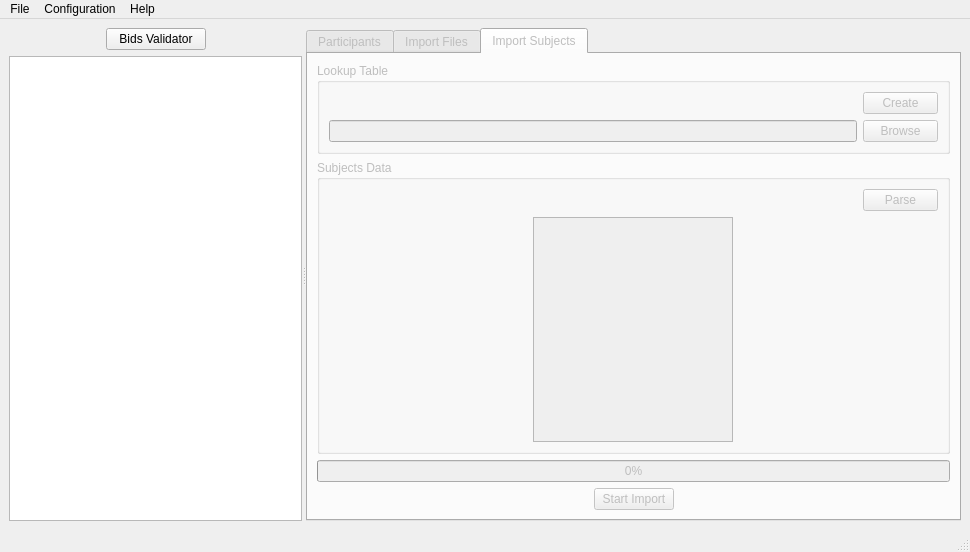
Before: the Qt Designer form bidsificator/forms/MainWindow.ui in HIP-infrastructure/Bidsificator, drawn with Qt 5.
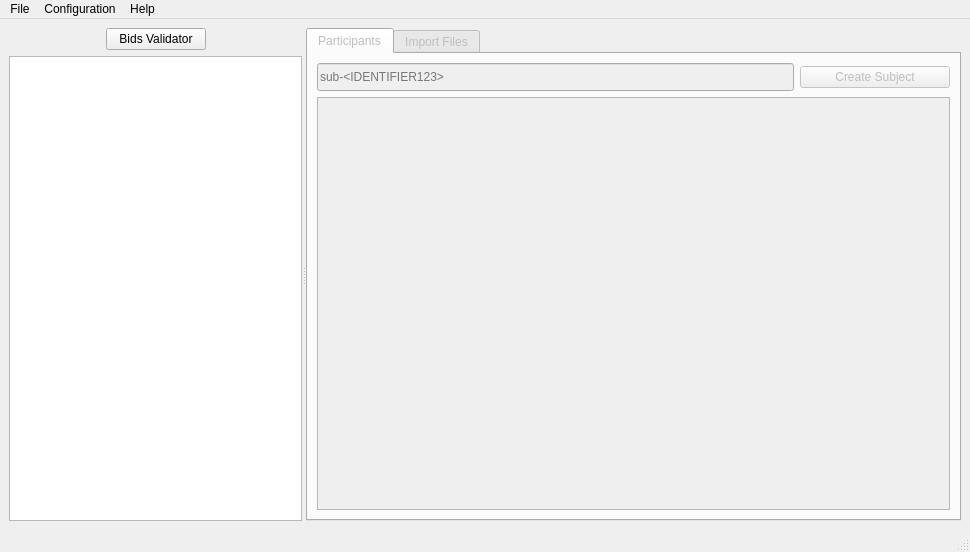
After: the same form once the commit is applied. The open tabs and pages were chosen to show the change. Custom widgets are drawn as their Qt base class.

Commit message: refactor: split Import Subjects tab into its own .ui + QWidget (9d.1) (#34)

```diff
--- a/bidsificator/forms/MainWindow.ui
+++ b/bidsificator/forms/MainWindow.ui
@@ -726,200 +726,6 @@
          </item>
         </layout>
        </widget>
-       <widget class="QWidget" name="ImportSubjectsTab">
-        <attribute name="title">
-         <string>Import Subjects</string>
-        </attribute>
-        <layout class="QGridLayout" name="gridLayout_3">
-         <item row="0" column="0">
-          <widget class="QGroupBox" name="groupBox">
-           <property name="title">
-            <string>Lookup Table</string>
-           </property>
-           <layout class="QVBoxLayout" name="verticalLayout_2">
-            <item>
-             <layout class="QHBoxLayout" name="horizontalLayout_6">
-              <item>
-               <spacer name="horizontalSpacer_14">
-                <property name="orientation">
-                 <enum>Qt::Orientation::Horizontal</enum>
-                </property>
-                <property name="sizeHint" stdset="0">
-                 <size>
-                  <width>40</width>
-                  <height>20</height>
-                 </size>
-                </property>
-               </spacer>
-              </item>
-              <item>
-               <widget class="QPushButton" name="CreateLutPushButton">
-                <property name="minimumSize">
-                 <size>
-                  <width>75</width>
-                  <height>0</height>
-                 </size>
-                </property>
-                <property name="maximumSize">
-                 <size>
-                  <width>75</width>
-                  <height>16777215</height>
-                 </size>
-                </property>
-                <property name="text">
-                 <string>Create</string>
-                </property>
-               </widget>
-              </item>
-             </layout>
-            </item>
-            <item>
-             <layout class="QHBoxLayout" name="horizontalLayout_4">
-              <item>
-               <widget class="QLineEdit" name="lineEdit"/>
-              </item>
-              <item>
-               <widget class="QPushButton" name="BrowseLutPushButton">
-                <property name="minimumSize">
-                 <size>
-                  <width>75</width>
-                  <height>0</height>
-                 </size>
-                </property>
-                <property name="maximumSize">
-                 <size>
-                  <width>75</width>
-                  <height>16777215</height>
-                 </size>
-                </property>
-                <property name="text">
-                 <string>Browse</string>
-                </property>
-               </widget>
-              </item>
-             </layout>
-            </item>
-           </layout>
-          </widget>
-         </item>
-         <item row="1" column="0">
-          <widget class="QGroupBox" name="groupBox_2">
-           <property name="title">
-            <string>Subjects Data</string>
-           </property>
-           <layout class="QVBoxLayout" name="verticalLayout_3">
-            <item>
-             <layout class="QHBoxLayout" name="horizontalLayout_3">
-              <item>
-               <spacer name="horizontalSpacer_13">
-                <property name="orientation">
-                 <enum>Qt::Orientation::Horizontal</enum>
-                </property>
-                <property name="sizeHint" stdset="0">
-                 <size>
-                  <width>40</width>
-                  <height>20</height>
-                 </size>
-                </property>
-               </spacer>
-              </item>
-              <item>
-               <widget class="QPushButton" name="IS_ParsePushButton">
-                <property name="minimumSize">
-                 <size>
-                  <width>75</width>
-                  <height>0</height>
-                 </size>
-                </property>
-                <property name="maximumSize">
-                 <size>
-                  <width>75</width>
-                  <height>16777215</height>
-                 </size>
-                </property>
-                <property name="text">
-                 <string>Parse</string>
-                </property>
-               </widget>
-              </item>
-             </layout>
-            </item>
-            <item>
-             <layout class="QHBoxLayout" name="horizontalLayout_2">
-              <item>
-               <layout class="QHBoxLayout" name="IS_FileEditorLayout">
-                <item>
-                 <widget class="QListWidget" name="IS_SubjectListWidget">
-                  <property name="minimumSize">
-                   <size>
-                    <width>200</width>
-                    <height>0</height>
-                   </size>
-                  </property>
-                  <property name="maximumSize">
-                   <size>
-                    <width>200</width>
-                    <height>16777215</height>
-                   </size>
-                  </property>
-                  <property name="selectionMode">
-                   <enum>QAbstractItemView::SelectionMode::ExtendedSelection</enum>
-                  </property>
-                 </widget>
-                </item>
-               </layout>
-              </item>
-             </layout>
-            </item>
-           </layout>
-          </widget>
-         </item>
-         <item row="2" column="0">
-          <widget class="QProgressBar" name="IS_progressBar">
-           <property name="value">
-            <number>0</number>
-           </property>
-          </widget>
-         </item>
-         <item row="4" column="0">
-          <layout class="QHBoxLayout" name="IS_StartImportLayout">
-           <item>
-            <spacer name="horizontalSpacer_11">
-             <property name="orientation">
-              <enum>Qt::Orientation::Horizontal</enum>
-             </property>
-             <property name="sizeHint" stdset="0">
-              <size>
-               <width>40</width>
-               <height>20</height>
-              </size>
-             </property>
-            </spacer>
-           </item>
-           <item>
-            <widget class="QPushButton" name="IS_StartImportPushButton">
-             <property name="text">
-              <string>Start Import</string>
-             </property>
-            </widget>
-           </item>
-           <item>
-            <spacer name="horizontalSpacer_12">
-             <property name="orientation">
-              <enum>Qt::Orientation::Horizontal</enum>
-             </property>
-             <property name="sizeHint" stdset="0">
-              <size>
-               <width>40</width>
-               <height>20</height>
-              </size>
-             </property>
-            </spacer>
-           </item>
-          </layout>
-         </item>
-        </layout>
-       </widget>
       </widget>
      </widget>
     </item>
```
The commit also changes 9 other files.
